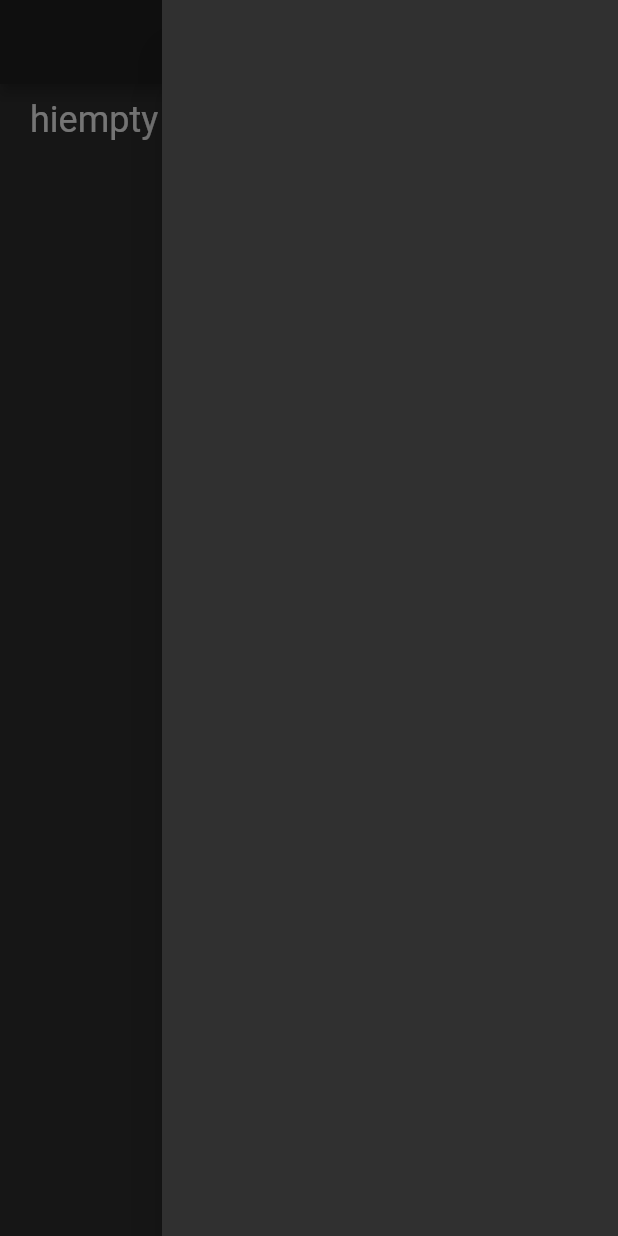
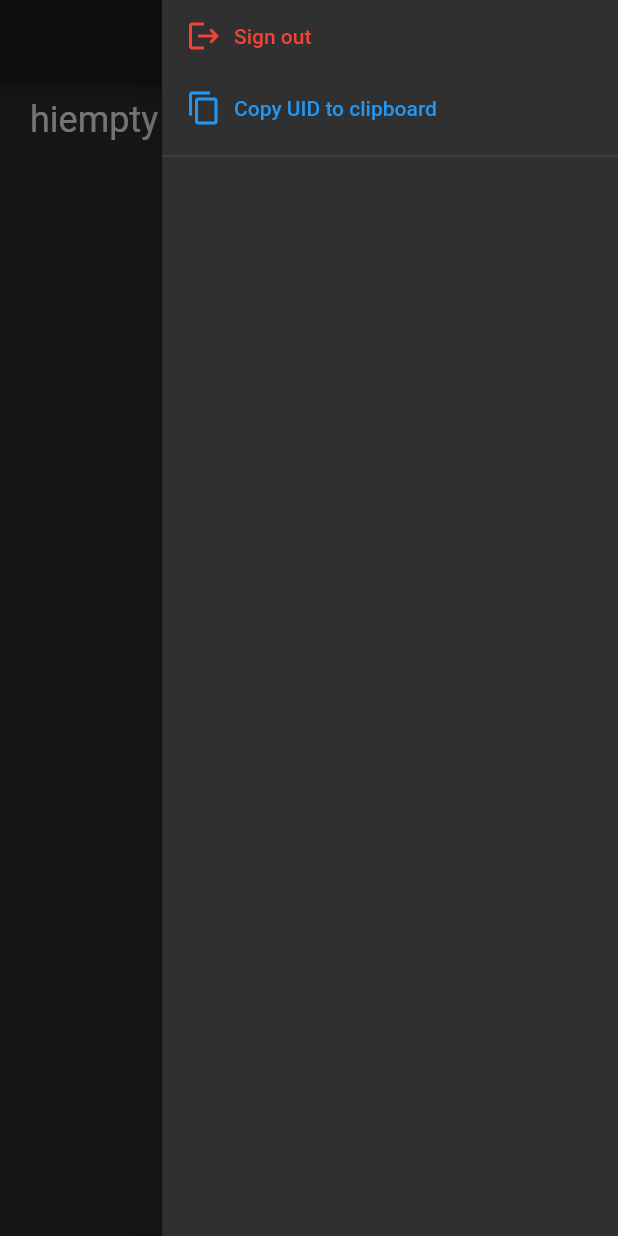
Before and after one commit to shammy8/bill_calculator_flutter, a Flutter app: the screen it shows once a user with an empty profile is signed in, with the side drawer open, on a phone screen of 412 x 824 dp. Run offline on Flutter 3.47's test engine with Material 2 defaults, Android fonts, the light colour scheme and no system bars; our stand-ins replace cloud_firestore, firebase_auth, firebase_core, font_awesome_flutter, google_sign_in; accounts and stored records are empty; network calls fail.

Commit message:
Add button to logout and copy uid in drawer

```diff
--- a/lib/services/auth.dart
+++ b/lib/services/auth.dart
@@ -41,7 +41,7 @@ class AuthService {
     return _firestore.doc('users/$userId').update({'primaryBill': billId});
   }
 
-  Future<void> signOut() {
+  Future<void> signOut() async {
     return _auth.signOut();
   }
 }
--- a/lib/shared/drawer.dart
+++ b/lib/shared/drawer.dart
@@ -1,13 +1,51 @@
 import 'package:flutter/material.dart';
+import 'package:flutter/services.dart';
 import 'package:provider/provider.dart';
+import 'package:firebase_auth/firebase_auth.dart';
 import 'package:bill_calculator_flutter/services/models.dart';
+import 'package:bill_calculator_flutter/services/auth.dart';
 
 class BillDrawer extends StatelessWidget {
   @override
   Widget build(BuildContext context) {
+    final AuthService auth = AuthService();
     final bills = context.watch<List<Bill>>();
+    final user = context.watch<User?>();
 
     return Drawer(
+      child: SafeArea(
+        child: Column(
+          crossAxisAlignment: CrossAxisAlignment.start,
+          children: [
+            Padding(
+              padding: EdgeInsets.only(left: 8),
+              child: TextButton.icon(
+                label: Text(
+                  'Sign out',
+                  style: TextStyle(color: Colors.red),
+                ),
+                icon: Icon(
+                  Icons.logout,
+                  color: Colors.red,
+                ),
+                onPressed: () async {
+                  await auth.signOut();
+                  Navigator.of(context)
+                      .pushNamedAndRemoveUntil('/', (route) => false);
+                },
+              ),
+            ),
+            Padding(
+              padding: EdgeInsets.only(left: 8),
+              child: TextButton.icon(
+                  onPressed: () {
+                    Clipboard.setData(ClipboardData(text: user?.uid));
+                  },
+                  icon: Icon(Icons.copy),
+                  label: Text('Copy UID to clipboard')),
+            ),
+            Divider(),
+            Expanded(
               child: ListView.builder(
                   itemCount: bills.length,
                   itemBuilder: (context, index) {
@@ -20,6 +58,10 @@ class BillDrawer extends StatelessWidget {
                       },
                     );
                   }),
+            ),
+          ],
+        ),
+      ),
     );
   }
 }
```
Lines whose indentation alone changed are shown as unchanged.
